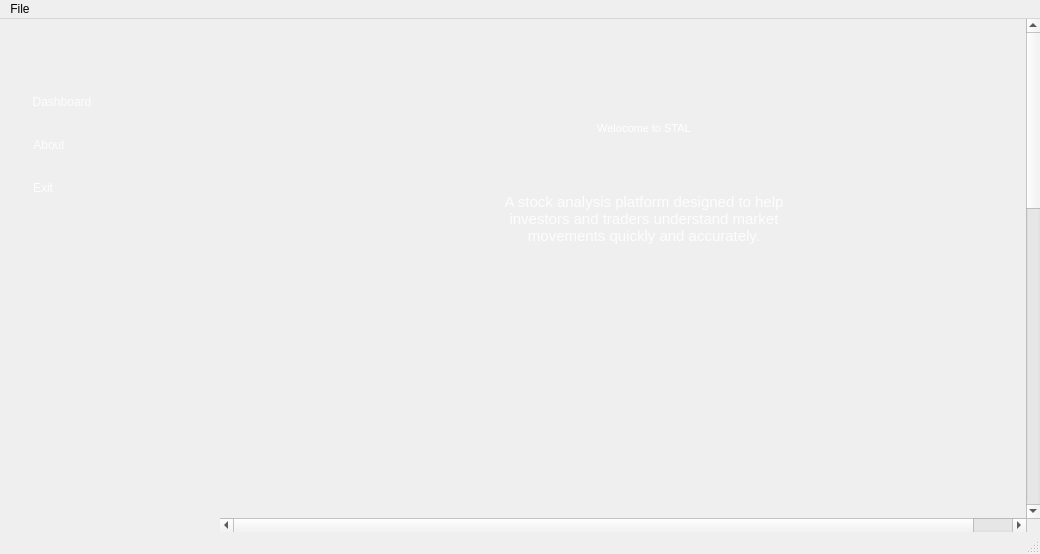
Before: the Qt Designer form ui/MainMenu.ui in eDarrrrr/ProjectSTAL, drawn with Qt 5.
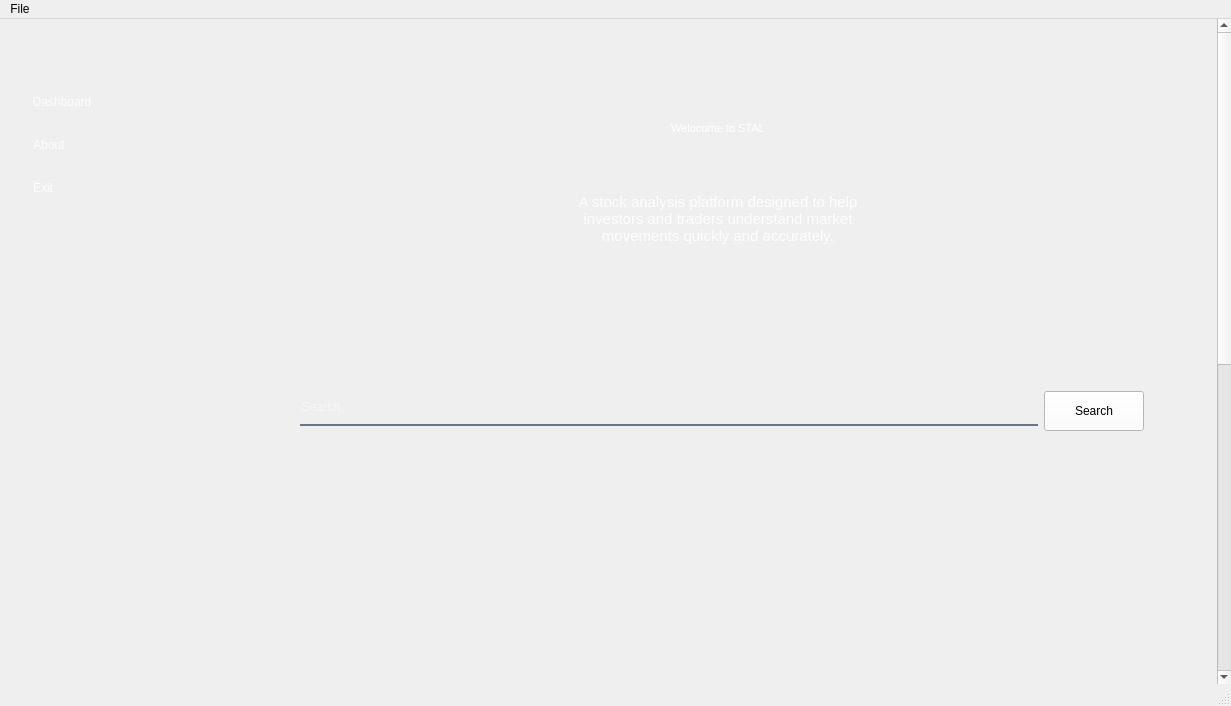
After: the same form once the commit is applied. The open tabs and pages were chosen to show the change. Icons and pictures are not drawn.

Patch:
```diff
--- a/ui/MainMenu.ui
+++ b/ui/MainMenu.ui
@@ -6,8 +6,8 @@
    <rect>
     <x>0</x>
     <y>0</y>
-    <width>1040</width>
-    <height>554</height>
+    <width>1231</width>
+    <height>706</height>
    </rect>
   </property>
   <property name="windowTitle">
@@ -244,9 +244,9 @@
        <property name="geometry">
         <rect>
          <x>0</x>
-         <y>-874</y>
-         <width>848</width>
-         <height>1372</height>
+         <y>-58</y>
+         <width>944</width>
+         <height>1312</height>
         </rect>
        </property>
        <layout class="QVBoxLayout" name="contentLayout">
@@ -398,12 +398,12 @@
           <property name="sizeHint" stdset="0">
            <size>
             <width>20</width>
-            <height>80</height>
+            <height>20</height>
            </size>
           </property>
          </spacer>
         </item>
-        <item alignment="Qt::AlignHCenter|Qt::AlignVCenter">
+        <item>
          <widget class="QStackedWidget" name="Page">
           <property name="enabled">
            <bool>true</bool>
@@ -414,25 +414,133 @@
             <height>100</height>
            </size>
           </property>
+          <property name="styleSheet">
+           <string notr="true">background-color: transparent;</string>
+          </property>
           <property name="currentIndex">
            <number>1</number>
           </property>
-          <widget class="QWidget" name="PageDashboard" native="true">
-           <layout class="QHBoxLayout" name="cardsLayout">
-            <property name="spacing">
-             <number>16</number>
+          <widget class="QWidget" name="PageDashboard">
+           <widget class="QWidget" name="">
+            <property name="geometry">
+             <rect>
+              <x>9</x>
+              <y>9</y>
+              <width>891</width>
+              <height>42</height>
+             </rect>
             </property>
-            <item alignment="Qt::AlignHCenter">
-             <widget class="QLabel" name="label">
-              <property name="styleSheet">
-               <string notr="true">color: rgb(255, 255, 255);</string>
-              </property>
-              <property name="text">
-               <string>Dashboard</string>
-              </property>
-             </widget>
-            </item>
-           </layout>
+            <layout class="QHBoxLayout" name="horizontalLayout">
+             <item>
+              <widget class="QLabel" name="SearchLabel">
+               <property name="sizePolicy">
+                <sizepolicy hsizetype="Fixed" vsizetype="Fixed">
+                 <horstretch>0</horstretch>
+                 <verstretch>0</verstretch>
+                </sizepolicy>
+               </property>
+               <property name="minimumSize">
+                <size>
+                 <width>5</width>
+                 <height>31</height>
+                </size>
+               </property>
+               <property name="maximumSize">
+                <size>
+                 <width>41</width>
+                 <height>16777215</height>
+                </size>
+               </property>
+               <property name="styleSheet">
+                <string notr="true">color: rgb(255, 255, 255);
+image: url(:/asset/assets/Search Logo.png);
+background-color: transparent;</string>
+               </property>
+               <property name="text">
+                <string/>
+               </property>
+               <property name="alignment">
+                <set>Qt::AlignRight|Qt::AlignTrailing|Qt::AlignVCenter</set>
+               </property>
+              </widget>
+             </item>
+             <item>
+              <widget class="QLineEdit" name="lineEdit">
+               <property name="sizePolicy">
+                <sizepolicy hsizetype="Maximum" vsizetype="Fixed">
+                 <horstretch>0</horstretch>
+                 <verstretch>0</verstretch>
+                </sizepolicy>
+               </property>
+               <property name="minimumSize">
+                <size>
+                 <width>600</width>
+                 <height>0</height>
+                </size>
+               </property>
+               <property name="maximumSize">
+                <size>
+                 <width>800</width>
+                 <height>30</height>
+                </size>
+               </property>
+               <property name="sizeIncrement">
+                <size>
+                 <width>0</width>
+                 <height>0</height>
+                </size>
+               </property>
+               <property name="baseSize">
+                <size>
+                 <width>0</width>
+                 <height>0</height>
+                </size>
+               </property>
+               <property name="layoutDirection">
+                <enum>Qt::LeftToRight</enum>
+               </property>
+               <property name="autoFillBackground">
+                <bool>false</bool>
+               </property>
+               <property name="styleSheet">
+                <string notr="true">background-color:rgba(0, 0, 0, 0);
+border:none;
+border-bottom:2px solid rgba(105, 118, 132, 255);
+color:rgba(255, 255, 255, 230);
+padding-bottom: 7px;</string>
+               </property>
+               <property name="alignment">
+                <set>Qt::AlignLeading|Qt::AlignLeft|Qt::AlignVCenter</set>
+               </property>
+               <property name="placeholderText">
+                <string>Search</string>
+               </property>
+              </widget>
+             </item>
+             <item>
+              <widget class="QPushButton" name="pushButton">
+               <property name="minimumSize">
+                <size>
+                 <width>0</width>
+                 <height>40</height>
+                </size>
+               </property>
+               <property name="maximumSize">
+                <size>
+                 <width>100</width>
+                 <height>16777215</height>
+                </size>
+               </property>
+               <property name="styleSheet">
+                <string notr="true">background-color: rgb(255, 255, 255);</string>
+               </property>
+               <property name="text">
+                <string>Search</string>
+               </property>
+              </widget>
+             </item>
+            </layout>
+           </widget>
           </widget>
           <widget class="QWidget" name="PageAbout">
            <property name="minimumSize">
@@ -535,7 +643,7 @@
     <rect>
      <x>0</x>
      <y>0</y>
-     <width>1040</width>
+     <width>1231</width>
      <height>22</height>
     </rect>
    </property>
```
Left out of the diff: 2 changed lines with no effect on the pictures.
